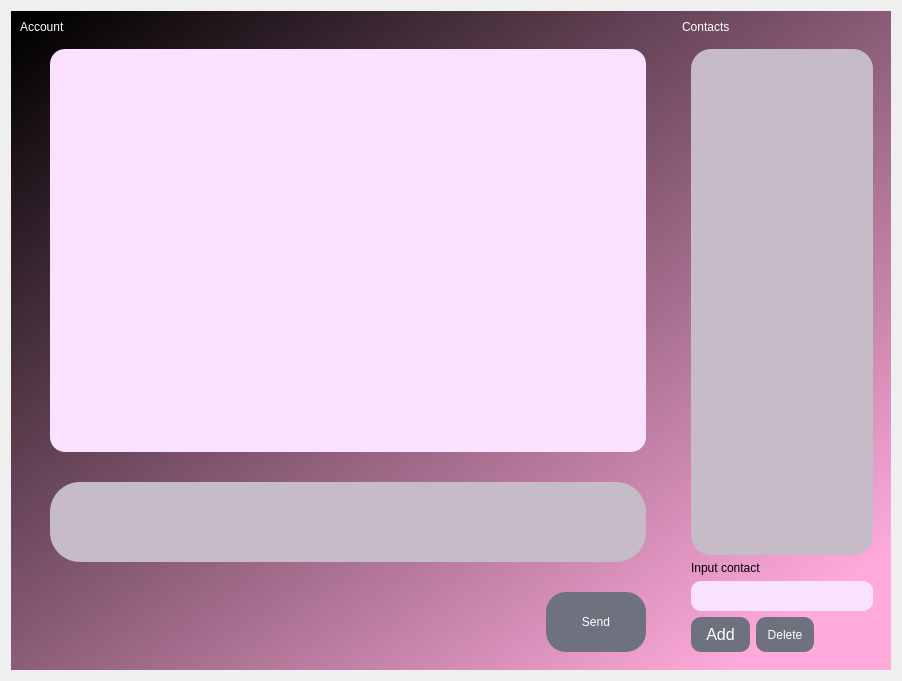
Before: the Qt Designer form pyqt_ui/account_form.ui in Senishine/messenger, drawn with Qt 5.
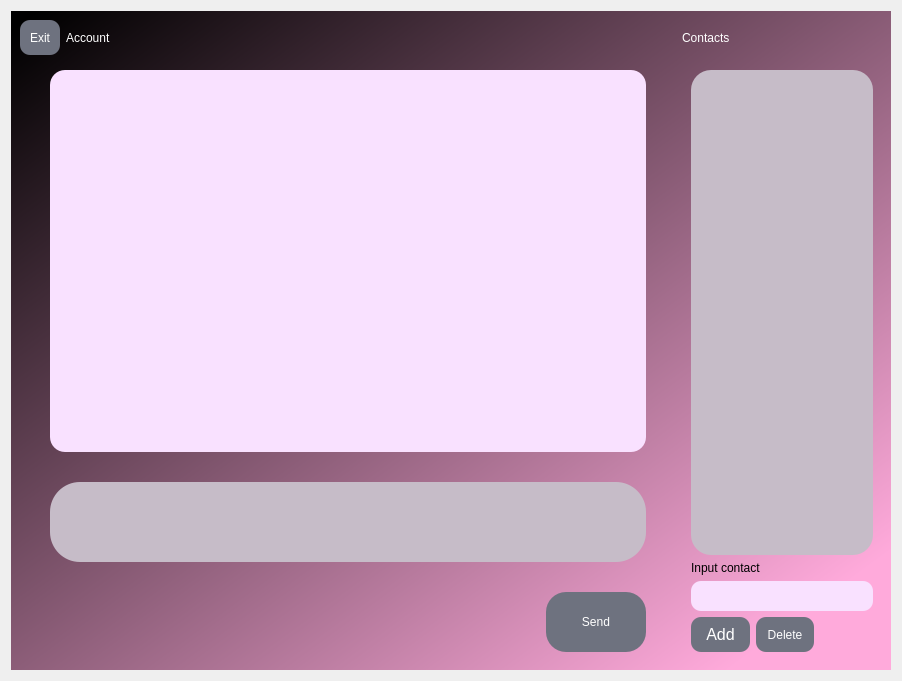
After: the same form once the commit is applied.

Diff of the .ui file:
```diff
--- a/pyqt_ui/account_form.ui
+++ b/pyqt_ui/account_form.ui
@@ -22,18 +22,49 @@
 background-color: qlineargradient(spread:pad, x1:0.029297, y1:0, x2:0.975248, y2:0.966, stop:0 rgba(0, 0, 0, 255), stop:0.935644 rgba(255, 170, 219, 255));}</string>
      </property>
      <layout class="QGridLayout" name="gridLayout_2">
+      <item row="0" column="3">
+       <widget class="QLabel" name="label_2">
+        <property name="sizePolicy">
+         <sizepolicy hsizetype="Minimum" vsizetype="Minimum">
+          <horstretch>0</horstretch>
+          <verstretch>0</verstretch>
+         </sizepolicy>
+        </property>
+        <property name="styleSheet">
+         <string notr="true">font: 12pt &quot;MS Shell Dlg 2&quot;; color:rgb(255, 255, 255)
+</string>
+        </property>
+        <property name="text">
+         <string>Contacts</string>
+        </property>
+       </widget>
+      </item>
       <item row="0" column="0">
-       <widget class="QLabel" name="label">
+       <widget class="QPushButton" name="exit_btn">
+        <property name="sizePolicy">
+         <sizepolicy hsizetype="Fixed" vsizetype="Fixed">
+          <horstretch>0</horstretch>
+          <verstretch>0</verstretch>
+         </sizepolicy>
+        </property>
+        <property name="minimumSize">
+         <size>
+          <width>40</width>
+          <height>35</height>
+         </size>
+        </property>
         <property name="styleSheet">
-         <string notr="true">font: 12pt &quot;MS Shell Dlg 2&quot;; color:rgb(255, 255, 255)
-</string>
+         <string notr="true">color:rgb(255, 255, 255);
+border-radius:10px;
+font: 12pt &quot;MS Shell Dlg 2&quot;;
+background-color: rgb(110, 114, 127);</string>
         </property>
         <property name="text">
-         <string>Account</string>
+         <string>Exit</string>
         </property>
        </widget>
       </item>
-      <item row="1" column="0" colspan="2">
+      <item row="1" column="0" colspan="3">
        <widget class="QWidget" name="common_widget" native="true">
         <property name="sizePolicy">
          <sizepolicy hsizetype="Expanding" vsizetype="Expanding">
@@ -143,7 +174,7 @@
         </layout>
        </widget>
       </item>
-      <item row="1" column="2">
+      <item row="1" column="3">
        <widget class="QWidget" name="contacts_widget" native="true">
         <property name="sizePolicy">
          <sizepolicy hsizetype="Minimum" vsizetype="Minimum">
@@ -306,20 +337,14 @@
         </layout>
        </widget>
       </item>
-      <item row="0" column="2">
-       <widget class="QLabel" name="label_2">
-        <property name="sizePolicy">
-         <sizepolicy hsizetype="Minimum" vsizetype="Minimum">
-          <horstretch>0</horstretch>
-          <verstretch>0</verstretch>
-         </sizepolicy>
-        </property>
+      <item row="0" column="1">
+       <widget class="QLabel" name="label">
         <property name="styleSheet">
          <string notr="true">font: 12pt &quot;MS Shell Dlg 2&quot;; color:rgb(255, 255, 255)
 </string>
         </property>
         <property name="text">
-         <string>Contacts</string>
+         <string>Account</string>
         </property>
        </widget>
       </item>
```
Left out of the diff: 22 changed lines with no effect on the pictures.
